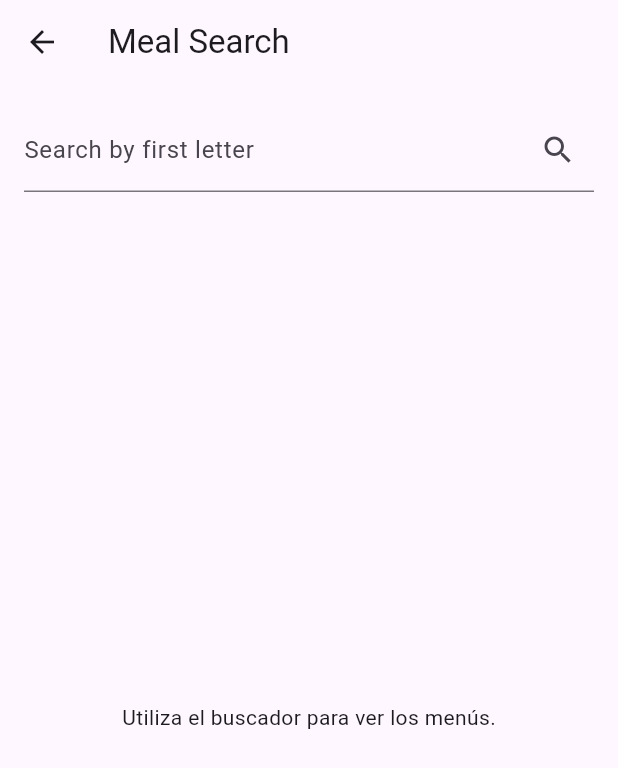
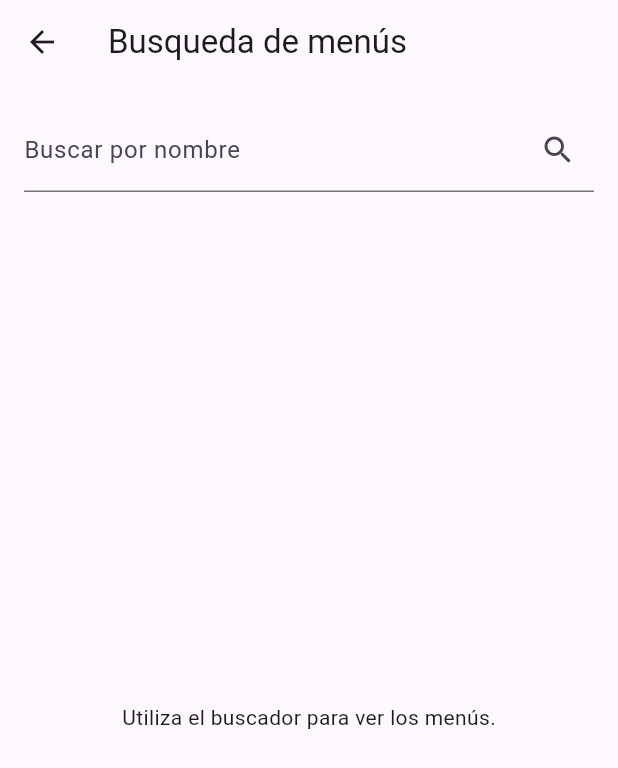
Before and after one commit to danielperez1234/aplazo_pt, a Flutter app: the SearchByNamePage screen opened by its route, on a phone screen of 412 x 824 dp. Shown: the top 768 px of the screen. Run offline on Flutter 3.47's test engine with Material 3 defaults, Android fonts, the phone set to English and light mode, and no system bars; our stand-ins replace bloc, dartz, dio, equatable, flutter_bloc, get_it; network calls fail.

Commit message:
Correcciones de texto

```diff
--- a/lib/features/serch_by_name/presentation/pages/search_by_name_page.dart
+++ b/lib/features/serch_by_name/presentation/pages/search_by_name_page.dart
@@ -31,7 +31,7 @@ class _SearchByNamePageState extends State<SearchByNamePage> {
     return BlocProvider(
       create: (context) => GetIt.I<SearchByNameBloc>(),
       child: Scaffold(
-        appBar: AppBar(title: const Text('Meal Search')),
+        appBar: AppBar(title: const Text('Busqueda de menús')),
         body: Padding(
           padding: const EdgeInsets.all(16.0),
           child: Column(
@@ -41,11 +41,10 @@ class _SearchByNamePageState extends State<SearchByNamePage> {
                   return TextField(
                     controller: _searchController,
                     decoration: InputDecoration(
-                      labelText: 'Search by first letter',
+                      labelText: 'Buscar por nombre',
                       suffixIcon: IconButton(
                         icon: const Icon(Icons.search),
                         onPressed: () => debouncer.run(() {
-                          print("called");
                           final char = _searchController.text.trim();
                           if (char.isNotEmpty) {
                             context.read<SearchByNameBloc>().add(
@@ -74,7 +73,7 @@ class _SearchByNamePageState extends State<SearchByNamePage> {
                     } else if (state is SearchByNameLoaded) {
                       if (state.meals.isEmpty) {
                         return AppErrorScreen(
-                          message: 'No meals found',
+                          message: 'No se encontraron menús',
                           onRetry: () => context.read<SearchByNameBloc>().add(
                             GetMealsByNameEvent(_searchController.text),
                           ),
```
